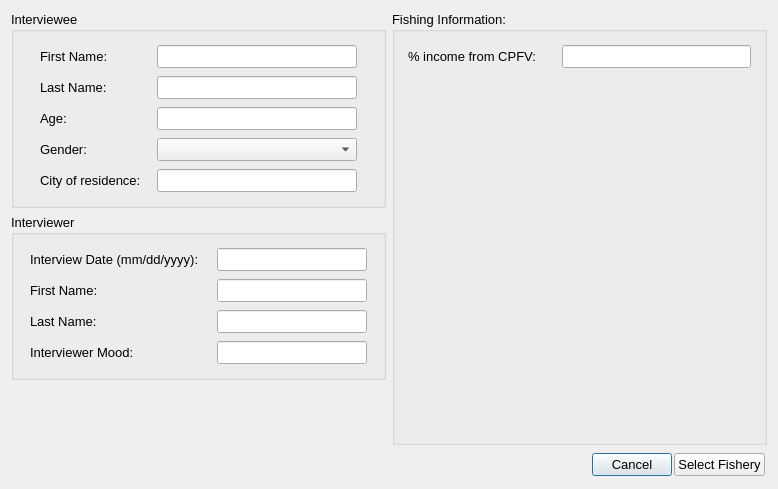
Ecotrust/openoceanmap-desktop, file oom_soorc_charter/Interview/interviewstart.ui: the form before one commit.
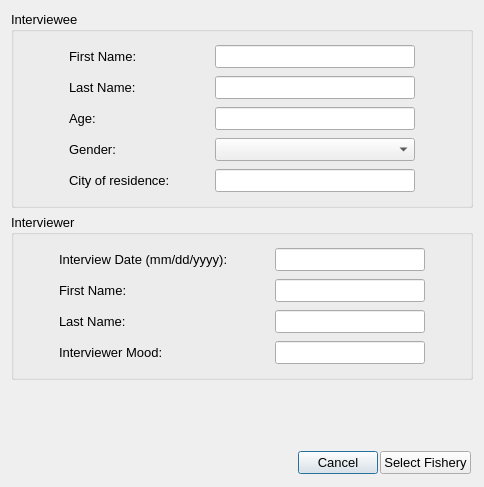
The form after the commit.

Diff of the .ui file:
```diff
--- a/oom_soorc_charter/Interview/interviewstart.ui
+++ b/oom_soorc_charter/Interview/interviewstart.ui
@@ -6,8 +6,8 @@
    <rect>
     <x>0</x>
     <y>0</y>
-    <width>778</width>
-    <height>489</height>
+    <width>484</width>
+    <height>487</height>
    </rect>
   </property>
   <property name="windowTitle" >
@@ -632,113 +632,6 @@
        </item>
       </layout>
      </item>
-     <item>
-      <widget class="QGroupBox" name="vessel_info" >
-       <property name="font" >
-        <font>
-         <pointsize>10</pointsize>
-        </font>
-       </property>
-       <property name="title" >
-        <string>Fishing Information:</string>
-       </property>
-       <layout class="QVBoxLayout" >
-        <property name="spacing" >
-         <number>0</number>
-        </property>
-        <item>
-         <widget class="QWidget" native="1" name="home_port_2" >
-          <property name="font" >
-           <font>
-            <pointsize>10</pointsize>
-           </font>
-          </property>
-          <layout class="QHBoxLayout" >
-           <property name="spacing" >
-            <number>4</number>
-           </property>
-           <property name="leftMargin" >
-            <number>4</number>
-           </property>
-           <property name="topMargin" >
-            <number>4</number>
-           </property>
-           <property name="rightMargin" >
-            <number>4</number>
-           </property>
-           <property name="bottomMargin" >
-            <number>4</number>
-           </property>
-           <item>
-            <widget class="QLabel" name="perc_income_text" >
-             <property name="minimumSize" >
-              <size>
-               <width>150</width>
-               <height>0</height>
-              </size>
-             </property>
-             <property name="maximumSize" >
-              <size>
-               <width>150</width>
-               <height>16777215</height>
-              </size>
-             </property>
-             <property name="font" >
-              <font>
-               <pointsize>10</pointsize>
-              </font>
-             </property>
-             <property name="text" >
-              <string>% income from CPFV:</string>
-             </property>
-            </widget>
-           </item>
-           <item>
-            <widget class="QLineEdit" name="cpfv_income_line" >
-             <property name="enabled" >
-              <bool>true</bool>
-             </property>
-             <property name="minimumSize" >
-              <size>
-               <width>100</width>
-               <height>0</height>
-              </size>
-             </property>
-             <property name="maximumSize" >
-              <size>
-               <width>200</width>
-               <height>16777215</height>
-              </size>
-             </property>
-             <property name="font" >
-              <font>
-               <pointsize>10</pointsize>
-              </font>
-             </property>
-             <property name="text" >
-              <string/>
-             </property>
-            </widget>
-           </item>
-          </layout>
-         </widget>
-        </item>
-        <item>
-         <spacer>
-          <property name="orientation" >
-           <enum>Qt::Vertical</enum>
-          </property>
-          <property name="sizeHint" >
-           <size>
-            <width>20</width>
-            <height>40</height>
-           </size>
-          </property>
-         </spacer>
-        </item>
-       </layout>
-      </widget>
-     </item>
     </layout>
    </item>
    <item>
@@ -747,16 +640,7 @@
       <property name="spacing" >
        <number>2</number>
       </property>
-      <property name="leftMargin" >
-       <number>2</number>
-      </property>
-      <property name="topMargin" >
-       <number>2</number>
-      </property>
-      <property name="rightMargin" >
-       <number>2</number>
-      </property>
-      <property name="bottomMargin" >
+      <property name="margin" >
        <number>2</number>
       </property>
       <item>
@@ -764,7 +648,7 @@
         <property name="orientation" >
          <enum>Qt::Horizontal</enum>
         </property>
-        <property name="sizeHint" >
+        <property name="sizeHint" stdset="0" >
          <size>
           <width>40</width>
           <height>20</height>
```
Left out of the diff: 101 changed lines with no effect on the pictures.
